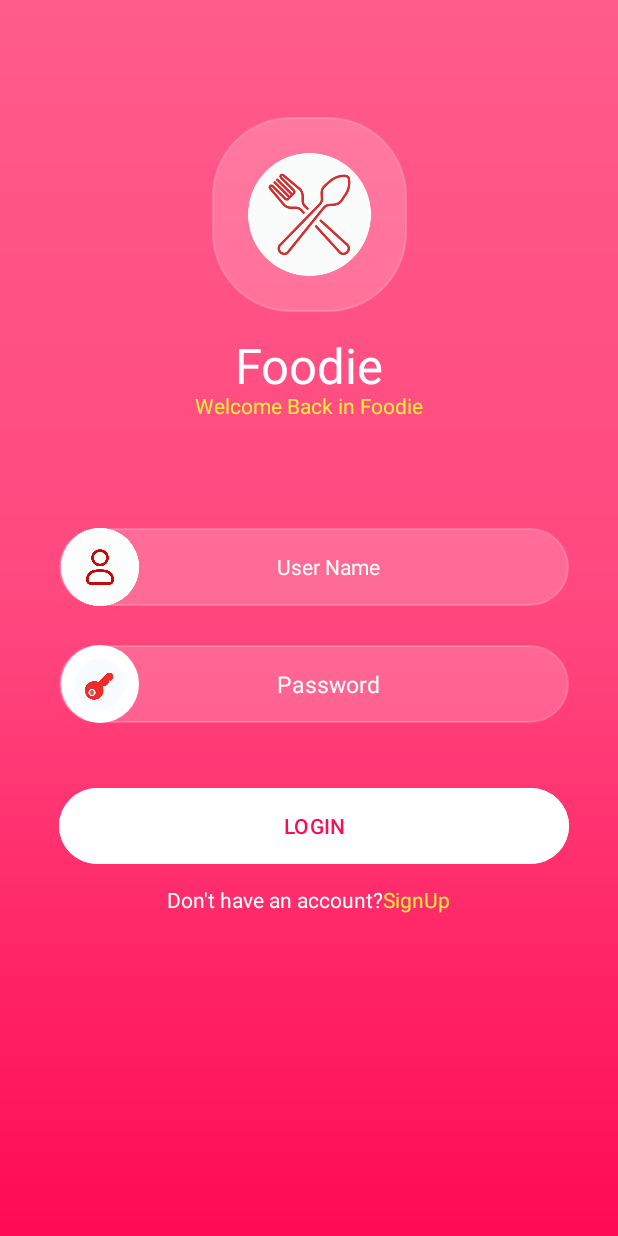
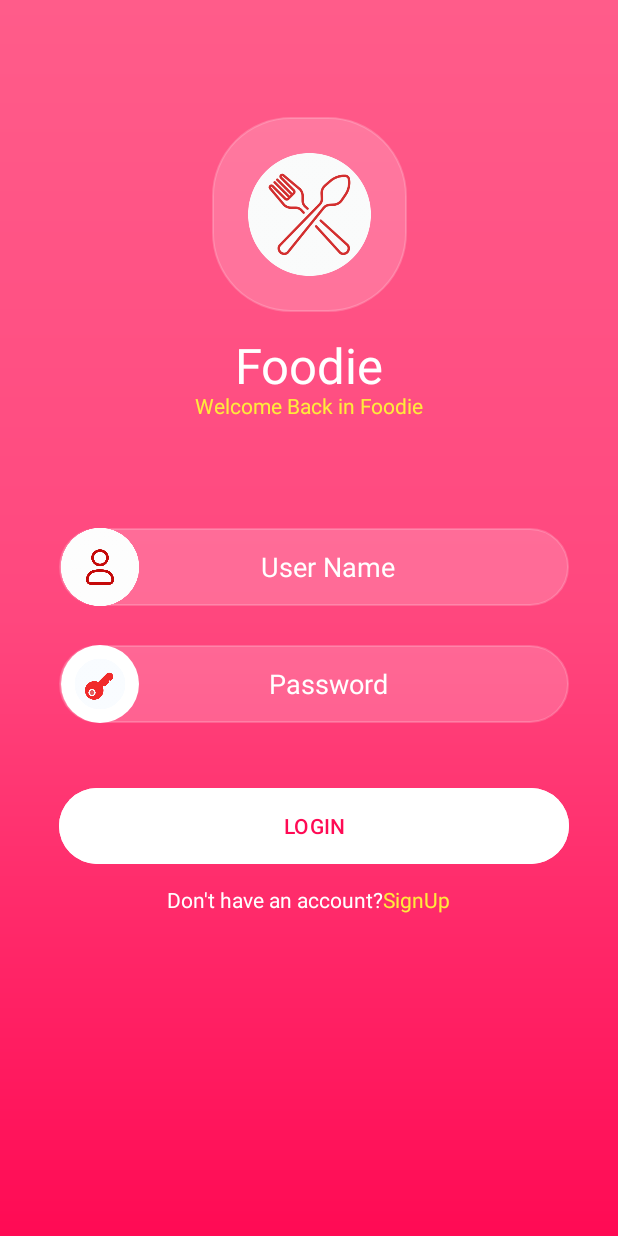
Before and after one commit to ikra-siddiqui/loginPage, an Android app: the screen it shows after launch (MainActivity), on a phone screen of 412 x 824 dp. Run offline under Robolectric (Android 15) with nearby library versions, the phone set to English and light mode, and no system bars; our stand-ins replace sdp/ssp sizes.

Commit message:
final commit

```diff
--- a/app/src/main/res/layout/activity_main.xml
+++ b/app/src/main/res/layout/activity_main.xml
@@ -73,15 +73,15 @@
             android:layout_marginTop="@dimen/_70sdp"
             android:layout_marginRight="@dimen/_50sdp"
             android:autofillHints="emailAddress"
-            android:textAlignment="center"
-            android:textSize="@dimen/_11sdp"
+            android:background="@null"
+
             android:backgroundTint="@color/transparent"
-            android:background="@null"
             android:ems="10"
             android:hint="@string/email"
             android:inputType="textEmailAddress"
             android:maxLength="@integer/email"
             android:padding="@dimen/_10sdp"
+            android:textAlignment="center"
             android:textColor="@color/white"
             android:textColorHint="@color/white"
             app:layout_constraintEnd_toEndOf="parent"
@@ -115,12 +115,11 @@
             android:layout_marginTop="@dimen/_20sdp"
             android:layout_marginRight="@dimen/_25sdp"
             android:autofillHints="Password"
+            android:background="@null"
             android:backgroundTint="@color/transparent"
-            android:background="@null"
             android:ems="10"
             android:hint="@string/password"
             android:inputType="textPassword"
-            android:textSize="@dimen/_12sdp"
             android:maxLength="@integer/email"
             android:padding="@dimen/_10sdp"
             android:textAlignment="center"
@@ -142,8 +141,7 @@
             app:layout_constraintEnd_toEndOf="@+id/password_layout"
             app:layout_constraintHorizontal_bias="0.0"
             app:layout_constraintStart_toStartOf="@+id/password_layout"
-            app:layout_constraintTop_toBottomOf="@+id/password_layout"
-           />
+            app:layout_constraintTop_toBottomOf="@+id/password_layout" />
 
         <LinearLayout
             android:id="@+id/linearLayout"
```
